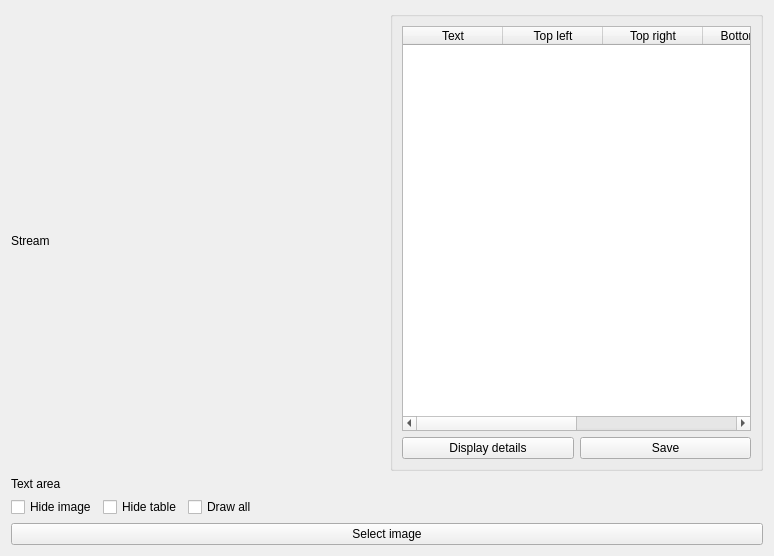
stereomatchingkiss/show_cases, file ocr_tasks/ui/widget_stream_player.ui: the form before one commit.
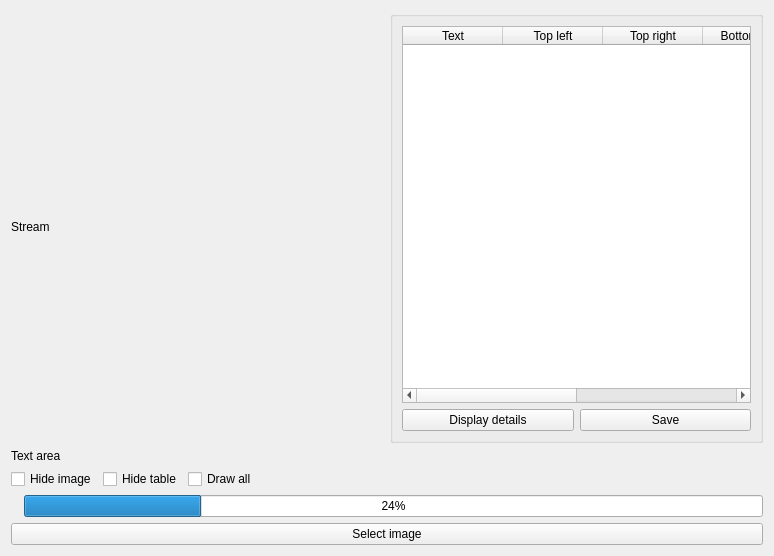
The form after the commit.

Commit message: better ui for browser

Diff of the .ui file:
```diff
--- a/ocr_tasks/ui/widget_stream_player.ui
+++ b/ocr_tasks/ui/widget_stream_player.ui
@@ -141,6 +141,24 @@
      </item>
     </layout>
    </item>
+   <item>
+    <layout class="QHBoxLayout" name="horizontalLayout_3">
+     <item>
+      <widget class="QLabel" name="labelProgress">
+       <property name="text">
+        <string/>
+       </property>
+      </widget>
+     </item>
+     <item>
+      <widget class="QProgressBar" name="progressBar">
+       <property name="value">
+        <number>24</number>
+       </property>
+      </widget>
+     </item>
+    </layout>
+   </item>
    <item>
     <widget class="QPushButton" name="pushButtonSelectImage">
      <property name="text">
```
The commit also changes 4 other files.
